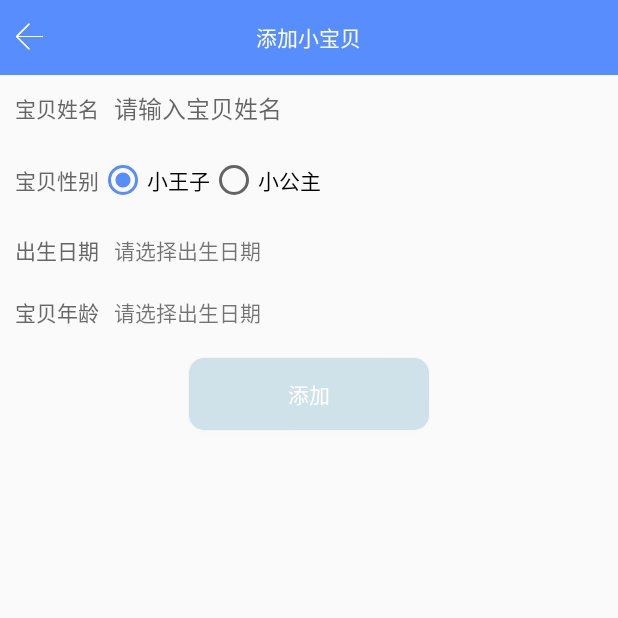
After one commit to GuchaoGit/BabysLife, an Android app: the AddNewBabyActivity screen opened directly, with no data from a screen before it, on a phone screen of 412 x 824 dp, the top half of it. The commit adds this screen. Run offline under Robolectric (Android 15) with nearby library versions, the phone set to English and light mode, and no system bars; our stand-ins replace ButterKnife.

Commit message:
新增添加婴儿信息界面

```diff
--- a/app/src/main/AndroidManifest.xml
+++ b/app/src/main/AndroidManifest.xml
@@ -12,6 +12,7 @@
         android:supportsRtl="true"
         android:theme="@style/AppTheme"
         tools:ignore="GoogleAppIndexingWarning">
+        <activity android:name=".ui.AddNewBabyActivity"></activity>
         <activity android:name=".MainActivity">
             <intent-filter>
                 <action android:name="android.intent.action.MAIN" />
--- a/app/src/main/java/com/guc/babyslife/app/CustomApplication.java
+++ b/app/src/main/java/com/guc/babyslife/app/CustomApplication.java
@@ -12,5 +12,6 @@ public class CustomApplication extends Application {
         super.onCreate();
         Profile.createInstance(this);
         Logger.isOpen = Profile.OPEN_LOG;//日志开关
+        SpManager.getInstance().updateBabies();
     }
 }
--- /dev/null
+++ b/app/src/main/java/com/guc/babyslife/ui/AddNewBabyActivity.java
@@ -0,0 +1,156 @@
+package com.guc.babyslife.ui;
+
+import android.app.DatePickerDialog;
+import android.os.Bundle;
+import android.support.v7.app.AppCompatActivity;
+import android.util.Log;
+import android.view.View;
+import android.widget.Button;
+import android.widget.DatePicker;
+import android.widget.EditText;
+import android.widget.RadioButton;
+import android.widget.RadioGroup;
+import android.widget.TextView;
+
+import com.guc.babyslife.R;
+import com.guc.babyslife.app.SpManager;
+import com.guc.babyslife.app.ToastUtils;
+import com.guc.babyslife.model.Baby;
+
+import java.util.Calendar;
+
+import butterknife.BindView;
+import butterknife.ButterKnife;
+import butterknife.OnClick;
+
+/**
+ * Created by guc on 2019/10/15.
+ * 描述：添加 婴儿
+ */
+public class AddNewBabyActivity extends AppCompatActivity {
+    private static final String TAG = "AddNewBabyActivity";
+    @BindView(R.id.name_et)
+    EditText mNameEt;
+    @BindView(R.id.rb_prince)
+    RadioButton mRbPrince;
+    @BindView(R.id.rb_princess)
+    RadioButton mRbPrincess;
+    @BindView(R.id.sex_rg)
+    RadioGroup mSexRg;
+    @BindView(R.id.sel_birth_tv)
+    TextView mSelBirthTv;
+    @BindView(R.id.sel_age_tv)
+    TextView mSelAgeTv;
+    @BindView(R.id.add_btn)
+    Button mAddBtn;
+    private DatePickerDialog mDatePickerDialog;
+    private int mBirthYear, mBirthMonth, mBirthDay;
+    private int mNowYear, mNowMonth, mNowDay;
+    private String mBirth;
+    private int mAge = 0;//天数
+    private String mAgeDesc;//年龄描述
+
+    @Override
+    protected void onCreate(Bundle savedInstanceState) {
+        super.onCreate(savedInstanceState);
+        setContentView(R.layout.activity_add_new_baby);
+        ButterKnife.bind(this);
+        initView();
+    }
+
+    private void initView() {
+        Calendar calendar = Calendar.getInstance();
+        mNowYear = mBirthYear = calendar.get(Calendar.YEAR);
+        mNowMonth = mBirthMonth = calendar.get(Calendar.MONTH);
+        mNowDay = mBirthDay = calendar.get(Calendar.DAY_OF_MONTH);
+    }
+
+    @OnClick({R.id.sel_birth_tv, R.id.add_btn, R.id.sel_age_tv})
+    public void onViewClicked(View view) {
+        switch (view.getId()) {
+            case R.id.sel_birth_tv:
+            case R.id.sel_age_tv:
+                showSelBirthDialog();
+                break;
+            case R.id.add_btn:
+                add();
+                break;
+        }
+    }
+
+    private void add() {
+        if (mNameEt.getText().toString().trim().isEmpty()) {
+            ToastUtils.toast("姓名不能为空");
+        } else {
+            String name = mNameEt.getText().toString().trim();
+            String sex = mSexRg.getCheckedRadioButtonId() == R.id.rb_prince ? "1" : "2";
+            Baby baby = new Baby();
+            baby.name = name;
+            baby.birthday = mBirth;
+            baby.birthYear = mBirthYear;
+            baby.birthMonth = mBirthMonth;
+            baby.birthDay = mBirthDay;
+            baby.sex = sex;
+            baby.age = mAge;
+            baby.ageDesc = mAgeDesc;
+            SpManager.getInstance().saveBaby(baby);
+            mNameEt.setText("");
+            ToastUtils.toast("添加成功");
+        }
+    }
+
+    //计算年龄
+    private void caculateAge() {
+        StringBuilder ageDescSb = new StringBuilder();
+        Calendar calendarBirth = Calendar.getInstance();
+        calendarBirth.set(Calendar.YEAR, mBirthYear);
+        calendarBirth.set(Calendar.MONTH, mBirthMonth);
+        calendarBirth.set(Calendar.DAY_OF_MONTH, mBirthDay);
+
+        int year = mNowYear - mBirthYear;
+        int month = mNowMonth - mBirthMonth;
+        int day = mNowDay - mBirthDay;
+        if (mNowMonth < mBirthMonth) {
+            year -= 1;
+            month += 12;
+        }
+        if (mNowDay < mBirthDay) {
+            month -= 1;
+            day += 30;
+        }
+        ageDescSb.append(year == 0 ? "" : year + "岁");
+        ageDescSb.append(month != 0 ? month + "月" : year == 0 ? "" : "零");
+        ageDescSb.append(day != 0 ? day + "天" : year == 0 && month == 0 ? "出生" : "");
+        mAgeDesc = ageDescSb.toString();
+        mSelAgeTv.setText(mAgeDesc);
+        if (isNow(calendarBirth)) {
+            mAge = 0;
+        } else {
+            while (!isNow(calendarBirth)) {
+                mAge++;
+                calendarBirth.add(Calendar.DAY_OF_MONTH, 1);
+            }
+        }
+        Log.e(TAG, "caculateAge: " + mAge + "天");
+    }
+
+    private boolean isNow(Calendar calendar) {
+        return calendar.get(Calendar.YEAR) == mNowYear && calendar.get(Calendar.MONTH) == mNowMonth && calendar.get(Calendar.DAY_OF_MONTH) == mNowDay;
+    }
+
+    private void showSelBirthDialog() {
+        mDatePickerDialog = new DatePickerDialog(this, (DatePicker view, int year, int month, int dayOfMonth) -> {
+            if (mNowYear < year || (mNowYear == year && mNowMonth < month) || (mNowYear == year && mNowMonth == month && mNowDay < dayOfMonth)) {
+                ToastUtils.toast("不能选择未来的时间");
+                return;
+            }
+            mBirthYear = year;
+            mBirthMonth = month;
+            mBirthDay = dayOfMonth;
+            mBirth = mBirthYear + "-" + (mBirthMonth + 1) + "-" + mBirthDay;
+            mSelBirthTv.setText(mBirth);
+            caculateAge();
+        }, mBirthYear, mBirthMonth, mBirthDay);
+        mDatePickerDialog.show();
+    }
+}
--- /dev/null
+++ b/app/src/main/res/layout/activity_add_new_baby.xml
@@ -0,0 +1,117 @@
+<?xml version="1.0" encoding="utf-8"?>
+<LinearLayout xmlns:android="http://schemas.android.com/apk/res/android"
+    xmlns:app="http://schemas.android.com/apk/res-auto"
+    xmlns:tools="http://schemas.android.com/tools"
+    android:layout_width="match_parent"
+    android:layout_height="match_parent"
+    android:orientation="vertical"
+    tools:context=".ui.AddNewBabyActivity">
+
+    <com.guc.babyslife.widget.ToolBar
+        android:layout_width="match_parent"
+        android:layout_height="wrap_content"
+        app:leftType="finish"
+        app:title="@string/new_baby" />
+
+    <LinearLayout
+        android:layout_width="match_parent"
+        android:layout_height="wrap_content"
+        android:gravity="center_vertical"
+        android:orientation="horizontal"
+        android:padding="@dimen/dimen_10dp">
+
+        <TextView
+            style="@style/StyleCommonText.GrayDark"
+            android:text="@string/name" />
+
+        <EditText
+            android:id="@+id/name_et"
+            style="@style/EditTextStyle.WithoutBg"
+            android:layout_width="match_parent"
+            android:layout_height="wrap_content"
+            android:layout_marginLeft="@dimen/dimen_10dp"
+            android:hint="@string/please_input_name"
+            android:maxLength="5" />
+    </LinearLayout>
+
+    <LinearLayout
+        android:layout_width="match_parent"
+        android:layout_height="wrap_content"
+        android:gravity="center_vertical"
+        android:orientation="horizontal"
+        android:padding="@dimen/dimen_10dp">
+
+        <TextView
+            style="@style/StyleCommonText.GrayDark"
+            android:text="@string/sex" />
+
+        <RadioGroup
+            android:id="@+id/sex_rg"
+            android:layout_width="match_parent"
+            android:layout_height="wrap_content"
+            android:orientation="horizontal">
+
+            <RadioButton
+                android:id="@+id/rb_prince"
+                android:layout_width="wrap_content"
+                android:layout_height="wrap_content"
+                android:checked="true"
+                android:text="@string/prince" />
+
+            <RadioButton
+                android:id="@+id/rb_princess"
+                android:layout_width="wrap_content"
+                android:layout_height="wrap_content"
+                android:text="@string/princess" />
+        </RadioGroup>
+    </LinearLayout>
+
+    <LinearLayout
+        android:layout_width="match_parent"
+        android:layout_height="wrap_content"
+        android:gravity="center_vertical"
+        android:orientation="horizontal"
+        android:padding="@dimen/dimen_10dp">
+
+        <TextView
+            style="@style/StyleCommonText.GrayDark"
+            android:text="@string/birth" />
+
+        <TextView
+            android:id="@+id/sel_birth_tv"
+            android:layout_width="match_parent"
+            android:layout_height="wrap_content"
+            android:layout_marginLeft="@dimen/dimen_10dp"
+            android:text="@string/please_sel_birth" />
+    </LinearLayout>
+
+    <LinearLayout
+        android:layout_width="match_parent"
+        android:layout_height="wrap_content"
+        android:gravity="center_vertical"
+        android:orientation="horizontal"
+        android:padding="@dimen/dimen_10dp">
+
+        <TextView
+            style="@style/StyleCommonText.GrayDark"
+            android:text="@string/age" />
+
+        <TextView
+            android:id="@+id/sel_age_tv"
+            android:layout_width="match_parent"
+            android:layout_height="wrap_content"
+            android:layout_marginLeft="@dimen/dimen_10dp"
+            android:text="@string/please_sel_birth" />
+    </LinearLayout>
+
+    <Button
+        android:id="@+id/add_btn"
+        android:layout_width="@dimen/dimen_160dp"
+        android:layout_height="wrap_content"
+        android:layout_gravity="center_horizontal"
+        android:layout_marginTop="@dimen/dimen_10dp"
+        android:background="@drawable/dra_btn_prince"
+        android:text="@string/add"
+        android:textColor="@color/colorWhite" />
+
+</LinearLayout>
--- a/app/src/main/res/values/strings.xml
+++ b/app/src/main/res/values/strings.xml
@@ -4,4 +4,12 @@
     <string name="str_add">新增</string>
     <string name="prince">小王子</string>
     <string name="princess">小公主</string>
+    <string name="new_baby">添加小宝贝</string>
+    <string name="please_input_name">请输入宝贝姓名</string>
+    <string name="please_sel_birth">请选择出生日期</string>
+    <string name="name">宝贝姓名</string>
+    <string name="sex">宝贝性别</string>
+    <string name="age">宝贝年龄</string>
+    <string name="birth">出生日期</string>
+    <string name="add">添加</string>
 </resources>
--- a/app/src/main/res/values/styles.xml
+++ b/app/src/main/res/values/styles.xml
@@ -4,7 +4,7 @@
     <style name="AppTheme" parent="Theme.AppCompat.Light.NoActionBar">
         <!-- Customize your theme here. -->
         <item name="colorPrimary">@color/colorPrimary</item>
-        <item name="colorPrimaryDark">@color/colorPrimaryDark</item>
+        <item name="colorPrimaryDark">@color/colorPrimary</item>
         <item name="colorAccent">@color/colorAccent</item>
     </style>
     <style name="AppTheme.Transparent">
```
Also changed, not shown: app/build.gradle (+9 -1 lines), app/src/main/assets/height_boy.json (added, +8 -0 lines), app/src/main/java/com/guc/babyslife/MainActivity.java (+7 -1 lines), app/src/main/java/com/guc/babyslife/app/SpManager.java (added, +120 -0 lines), app/src/main/java/com/guc/babyslife/model/Baby.java (added, +17 -0 lines), app/src/main/res/layout/activity_main.xml (+11 -0 lines).
